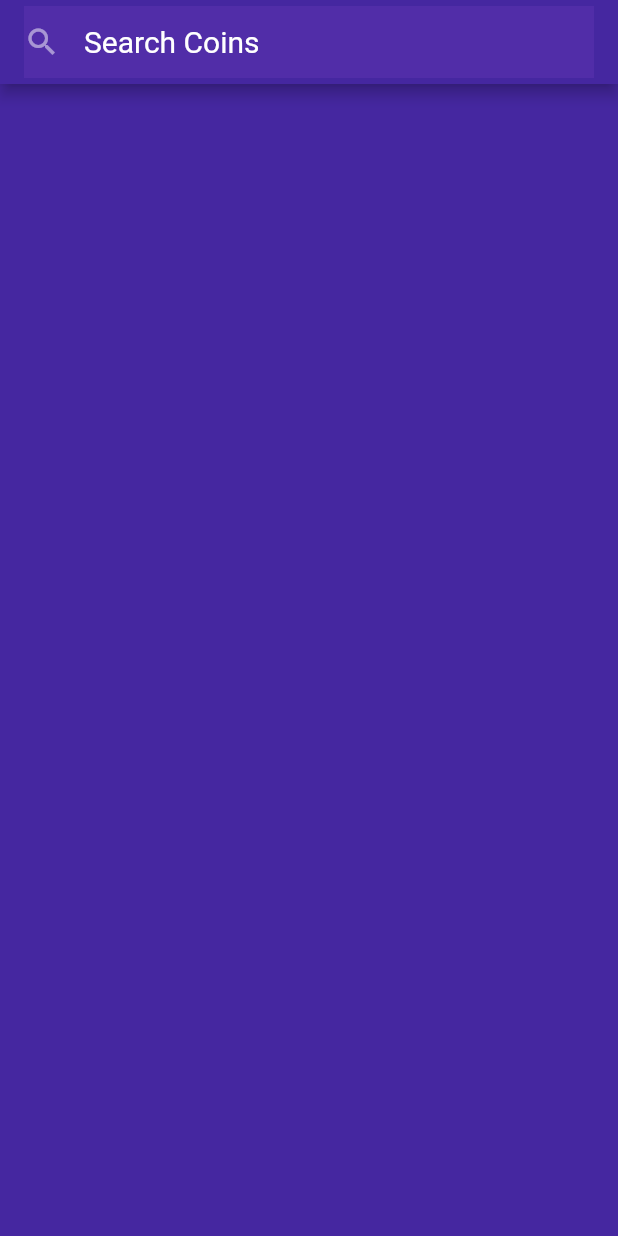
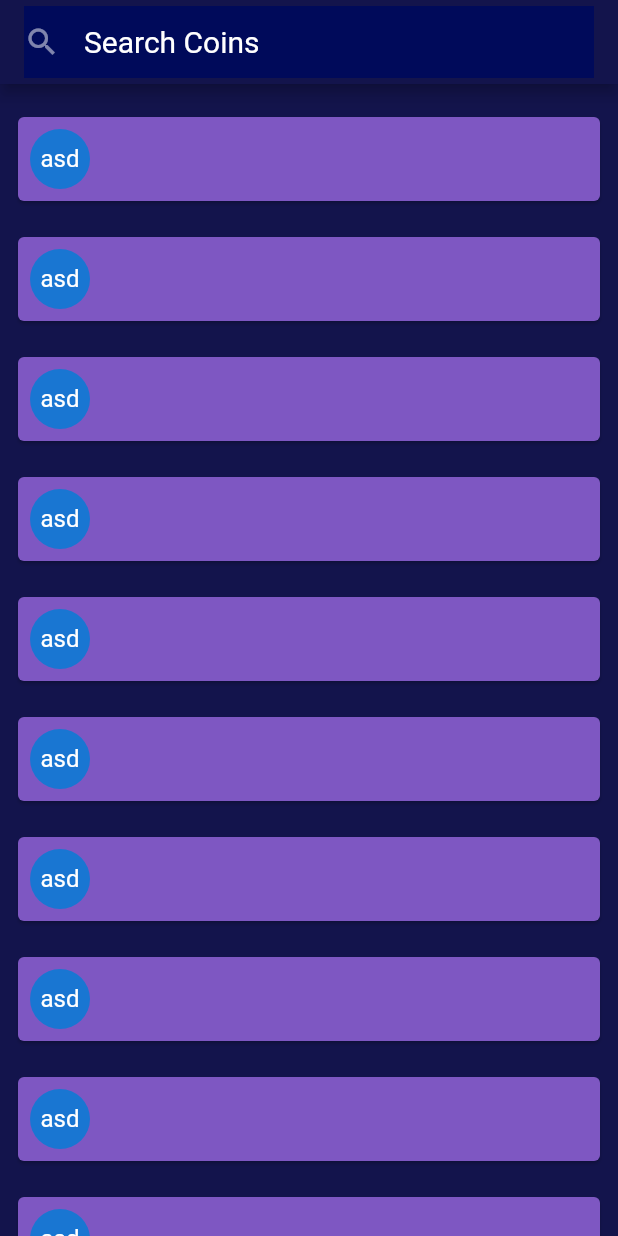
Before and after one commit to YSOUZAS/cryptocoins, a Flutter app: the screen it shows after launch, on a phone screen of 412 x 824 dp. Run offline on Flutter 3.47's test engine with Material 2 defaults, Android fonts, the phone set to English and light mode, and no system bars; our stand-ins replace kiwi; statements that could not run were skipped.

Commit message:
change colors

```diff
--- a/lib/data/fake/data.dart
+++ b/lib/data/fake/data.dart
@@ -1,5 +1,4 @@
-final coins = {
-  "coins": [
+final coins = [
   {
     "symbol": "BTC",
     "show_symbol": "BTC",
@@ -1000,7 +999,4 @@ final coins = {
     "volume_24h": "11693951.5085692555",
     "delta_24h": "-3.51"
   }
-  ],
-  "last_updated_timestamp": 1560417264,
-  "remaining": 46
-};
+];
--- /dev/null
+++ b/lib/data/fake/index.dart
@@ -0,0 +1 @@
+export 'data.dart';
--- a/lib/main.dart
+++ b/lib/main.dart
@@ -14,8 +14,8 @@ class MyApp extends StatelessWidget {
       title: 'Flutter Demo',
       theme: ThemeData(
           brightness: Brightness.light,
-          backgroundColor: Color(0xFF4527A0),
-          accentColor: Color(0xFF512DA8)),
+          backgroundColor: Color(0xFF13144C),
+          accentColor: Color(0xFF000A5A)),
       home: ListPage(),
     );
   }
--- a/lib/pages/list_page.dart
+++ b/lib/pages/list_page.dart
@@ -1,3 +1,4 @@
+import 'package:cryptocoins/data/fake/index.dart';
 import 'package:cryptocoins/ui/widgets/index.dart';
 import 'package:flutter/material.dart';
 
@@ -14,6 +15,39 @@ class _ListPageState extends State<ListPage> {
         backgroudColor: Theme.of(context).backgroundColor,
       ),
       backgroundColor: Theme.of(context).backgroundColor,
+      body: Padding(
+        padding: const EdgeInsets.only(top: 10),
+        child: ListView.builder(
+          itemCount: coins.length,
+          itemBuilder: (context, index) {
+            return Container(
+              child: Padding(
+                padding: const EdgeInsets.all(8.0),
+                child: GestureDetector(
+                  child: Card(
+                    color: Color(0xFF7E57C2),
+                    child: Stack(
+                      children: <Widget>[
+                        Row(
+                          children: <Widget>[
+                            Padding(
+                              padding: const EdgeInsets.all(8.0),
+                              child: CircleAvatar(
+                                child: Text("asd"),
+                              ),
+                            ),
+                          ],
+                        ),
+                      ],
+                    ),
+                  ),
+                  onTap: () {},
+                ),
+              ),
+            );
+          },
+        ),
+      ),
     );
   }
 }
--- a/lib/ui/widgets/search_field.dart
+++ b/lib/ui/widgets/search_field.dart
@@ -32,7 +32,6 @@ class _SearchFieldState extends State<SearchField> {
         style: TextStyle(color: Colors.white),
         decoration: InputDecoration(
           hintText: "Search Coins",
-          fillColor: Colors.white,
           border: InputBorder.none,
           hintStyle: TextStyle(fontSize: 20.0, color: Colors.white),
           icon: Icon(
```
Lines whose indentation alone changed are shown as unchanged.
